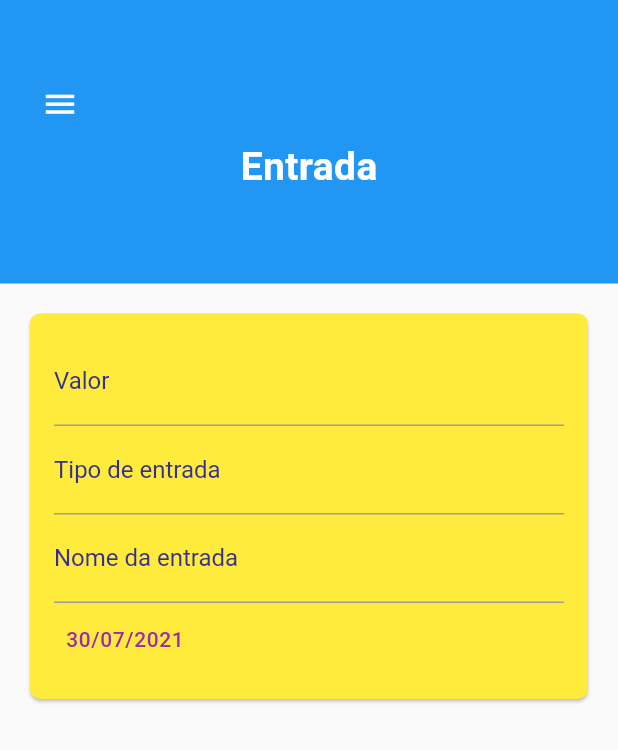
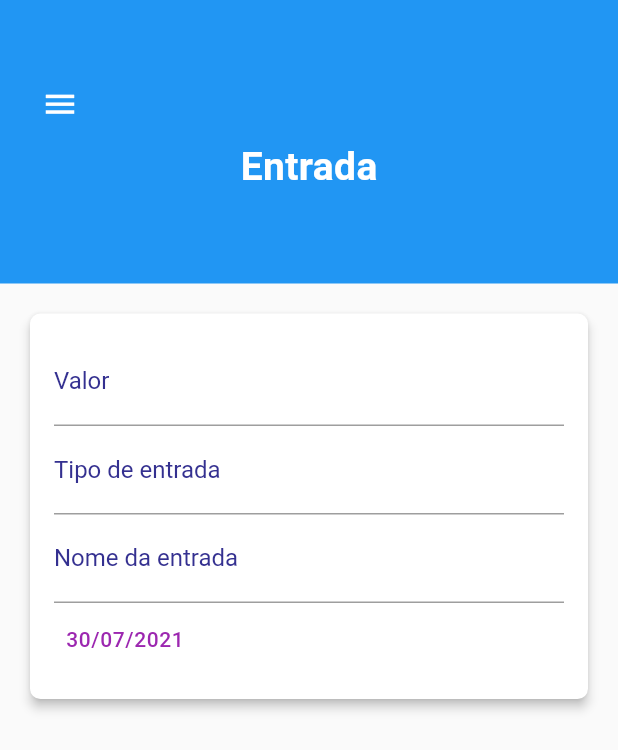
Before and after one commit to rodrigofelipejr/raro-academy-budget, a Flutter app: the IncomePage screen opened directly, on a phone screen of 412 x 824 dp. Shown: the top 750 px of the screen. Run offline on Flutter 3.47's test engine with Material 2 defaults, Android fonts, the phone set to English and light mode, and no system bars; missing offline and left inert: animated_card, vs_scrollbar; project files that could hold a hidden picture were left out.

Commit message:
Adiciona sombras ao card

```diff
--- a/lib/src/features/income/income_page.dart
+++ b/lib/src/features/income/income_page.dart
@@ -69,7 +69,8 @@ class _IncomePageState extends State<IncomePage> {
           bottom: 40,
         ),
         child: Card(
-          color: Colors.yellow,
+          color: Colors.white,
+          elevation: 3.0,
           shape: RoundedRectangleBorder(
             borderRadius: BorderRadius.all(
               Radius.circular(7.0),
```
